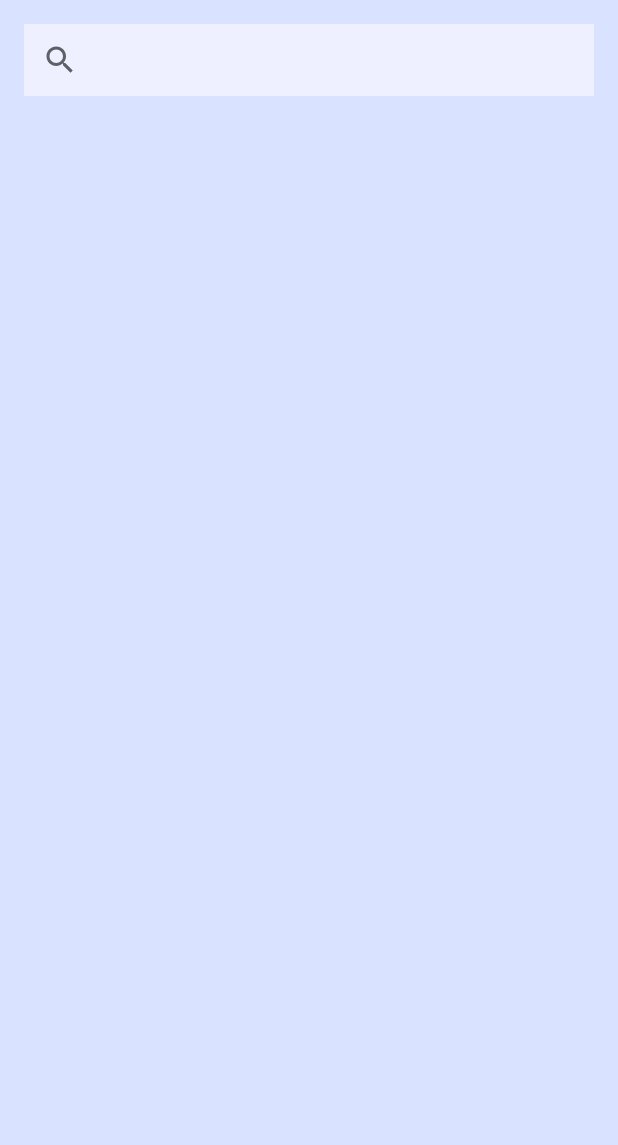
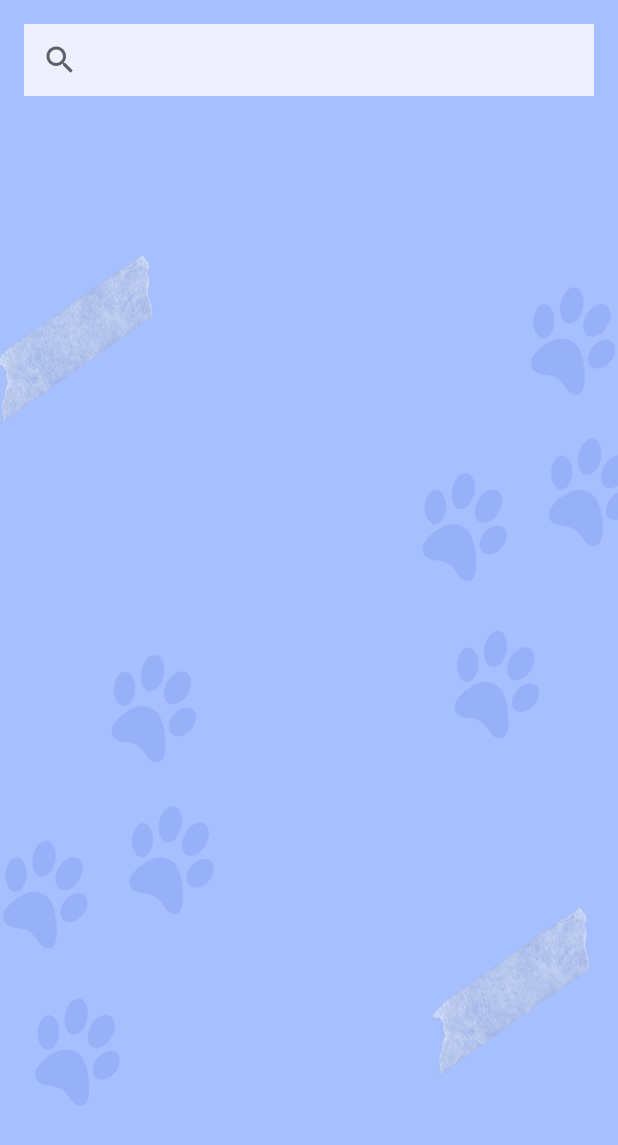
Before and after one commit to delfinapirroncello/DogsApp, an Android app: the MainActivity screen opened directly, with no data from a screen before it, on a phone screen of 412 x 824 dp. Shown: the top 1145 px of the screen. Run offline under Robolectric (Android 15) with nearby library versions, the light colour scheme and no system bars.

Commit message:
added background and text

```diff
--- a/app/src/main/java/com/example/doglist/MainActivity.kt
+++ b/app/src/main/java/com/example/doglist/MainActivity.kt
@@ -1,9 +1,9 @@
 package com.example.doglist
 
+import android.annotation.SuppressLint
 import androidx.appcompat.app.AppCompatActivity
 import android.os.Bundle
 import android.view.inputmethod.InputMethodManager
-import android.widget.SearchView
 import android.widget.Toast
 import androidx.recyclerview.widget.LinearLayoutManager
 import com.example.doglist.databinding.ActivityMainBinding
@@ -13,18 +13,20 @@
 import retrofit2.Retrofit
 import retrofit2.converter.gson.GsonConverterFactory
 
-class MainActivity : AppCompatActivity(), SearchView.OnQueryTextListener,
-    androidx.appcompat.widget.SearchView.OnQueryTextListener {
+class MainActivity : AppCompatActivity(), androidx.appcompat.widget.SearchView.OnQueryTextListener {
 
     private lateinit var binding: ActivityMainBinding
+    private val dogImages = mutableListOf<String>()
     private lateinit var adapter: DogsAdapter
-    private val dogImages = mutableListOf<String>()
 
     override fun onCreate(savedInstanceState: Bundle?) {
         super.onCreate(savedInstanceState)
         binding = ActivityMainBinding.inflate(layoutInflater)
         setContentView(binding.root)
-        binding.svDogs.setOnQueryTextListener(this)
+
+        val searchView = findViewById<androidx.appcompat.widget.SearchView>(R.id.svDogs)
+        searchView.setOnQueryTextListener(this)
+
         initRecyclerView()
     }
 
@@ -32,7 +34,6 @@
         adapter = DogsAdapter(dogImages)
         binding.rvDogs.layoutManager = LinearLayoutManager(this)
         binding.rvDogs.adapter = adapter
-
     }
 
     private fun getRetrofit(): Retrofit {
@@ -42,7 +43,7 @@
             .build()
     }
 
-
+    @SuppressLint("NotifyDataSetChanged")
     private fun searchByName(query: String) {
         CoroutineScope(Dispatchers.IO).launch {
             val call = getRetrofit().create(APIService::class.java).getDogsByBreeds("$query/images")
@@ -71,13 +72,13 @@
     }
 
     override fun onQueryTextSubmit(query: String?): Boolean {
-        if (!query.isNullOrEmpty()){
+        if (!query.isNullOrEmpty()) {
             searchByName(query.lowercase())
         }
-        return true
+        return false
     }
 
     override fun onQueryTextChange(newText: String?): Boolean {
-        return true
+        return false
     }
 }
--- a/app/src/main/res/layout/activity_main.xml
+++ b/app/src/main/res/layout/activity_main.xml
@@ -6,22 +6,20 @@
     android:id="@+id/viewRoot"
     android:layout_width="match_parent"
     android:layout_height="match_parent"
-    android:background="@color/material_dynamic_primary90"
+    android:background="@drawable/background"
     tools:context=".MainActivity">
 
     <!-- SearchView para buscar perros -->
     <androidx.appcompat.widget.SearchView
         android:id="@+id/svDogs"
         android:layout_width="0dp"
+        android:visibility="visible"
         android:layout_height="wrap_content"
         android:background="@color/material_dynamic_primary95"
         android:hint="@string/buscar_raza_de_perro"
         android:textColorHint="@android:color/black"
-
-        android:layout_marginTop="16dp"
-        android:layout_marginStart="16dp"
-        android:layout_marginEnd="16dp"
-        android:layout_marginBottom="16dp"
+        app:queryHint="@string/buscar_raza_de_perro"
+        android:layout_margin="16dp"
         app:layout_constraintTop_toTopOf="parent"
         app:layout_constraintStart_toStartOf="parent"
         app:layout_constraintEnd_toEndOf="parent"
@@ -40,4 +38,6 @@
         app:layout_constraintEnd_toEndOf="parent"
         app:layout_constraintBottom_toBottomOf="parent" />
 
+
+
 </androidx.constraintlayout.widget.ConstraintLayout>
```
Also changed, not shown: app/src/main/res/drawable/background.png (added).
